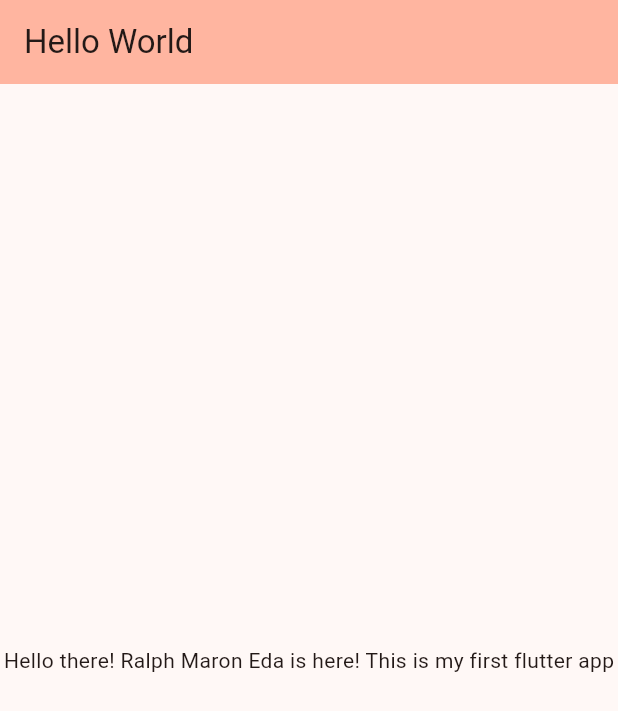
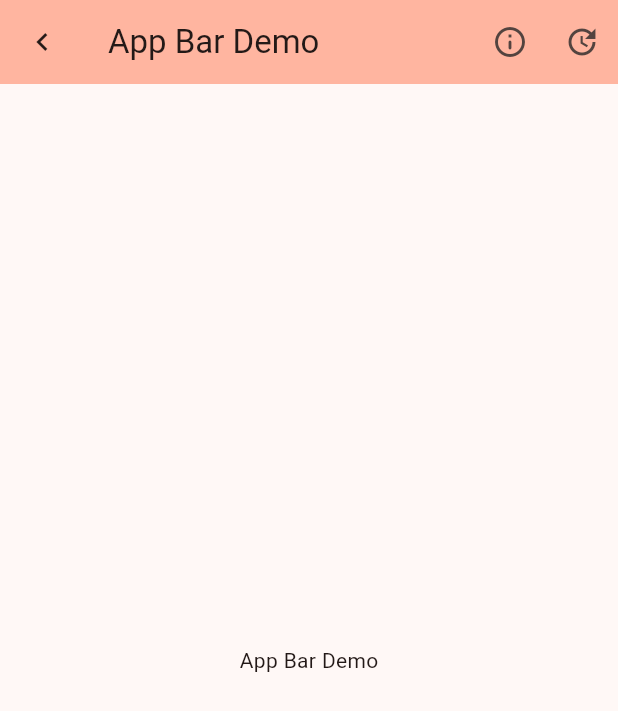
Before and after one commit to ralphmarondev/flutter-app, a Flutter app: the screen it shows after launch, on a phone screen of 412 x 824 dp. Shown: the top 711 px of the screen. Run offline on Flutter 3.47's test engine with Material 3 defaults, Android fonts, the phone set to English and light mode, and no system bars.

Commit message:
added appbar-demo

```diff
--- /dev/null
+++ b/lib/components/appbar_demo.dart
@@ -0,0 +1,43 @@
+import 'package:flutter/foundation.dart';
+import 'package:flutter/material.dart';
+
+class AppBarDemo extends StatefulWidget {
+  const AppBarDemo({super.key});
+
+  @override
+  State<AppBarDemo> createState() => _AppBarDemoState();
+}
+
+class _AppBarDemoState extends State<AppBarDemo> {
+  void onPressed() {
+    if (kDebugMode) {
+      print('IconButton is pressed.');
+    }
+  }
+
+  @override
+  Widget build(BuildContext context) {
+    return (Scaffold(
+      appBar: AppBar(
+        title: const Text('App Bar Demo'),
+        backgroundColor: Theme.of(context).colorScheme.inversePrimary,
+        leading: IconButton(
+            onPressed: onPressed,
+            icon: const Icon(Icons.navigate_before_outlined)),
+        actions: [
+          IconButton(
+              onPressed: onPressed,
+              icon: const Icon(Icons.info_outline_rounded)),
+          IconButton(
+              onPressed: onPressed, icon: const Icon(Icons.update_outlined)),
+        ],
+      ),
+      body: const Center(
+        child: Column(
+          mainAxisAlignment: MainAxisAlignment.center,
+          children: [Text('App Bar Demo')],
+        ),
+      ),
+    ));
+  }
+}
--- a/lib/main.dart
+++ b/lib/main.dart
@@ -1,4 +1,5 @@
 import 'package:flutter/material.dart';
+import 'package:flutter_app/components/appbar_demo.dart';
 
 void main() {
   runApp(const MyApp());
@@ -10,40 +11,11 @@ class MyApp extends StatelessWidget {
   @override
   Widget build(BuildContext context) {
     return MaterialApp(
-      title: 'First Flutter App',
+      title: 'Learning Flutter',
       theme: ThemeData(
           colorScheme: ColorScheme.fromSeed(seedColor: Colors.deepOrange),
           useMaterial3: true),
-      home: const MyHomePage(title: 'My First Flutter App'),
+      home: const AppBarDemo(),
     );
   }
 }
-
-class MyHomePage extends StatefulWidget {
-  const MyHomePage({super.key, required this.title});
-  final String title;
-
-  @override
-  State<MyHomePage> createState() => _MyHomePageState();
-}
-
-class _MyHomePageState extends State<MyHomePage> {
-  @override
-  Widget build(BuildContext context) {
-    return (Scaffold(
-      appBar: AppBar(
-        title: const Text('Hello World'),
-        backgroundColor: Theme.of(context).colorScheme.inversePrimary,
-      ),
-      body: const Center(
-        child: Column(
-          mainAxisAlignment: MainAxisAlignment.center,
-          children: [
-            Text(
-                'Hello there! Ralph Maron Eda is here! This is my first flutter app')
-          ],
-        ),
-      ),
-    ));
-  }
-}
```
Also changed, not shown: lib/my_app.dart (added, +30 -0 lines), 1 other file.
